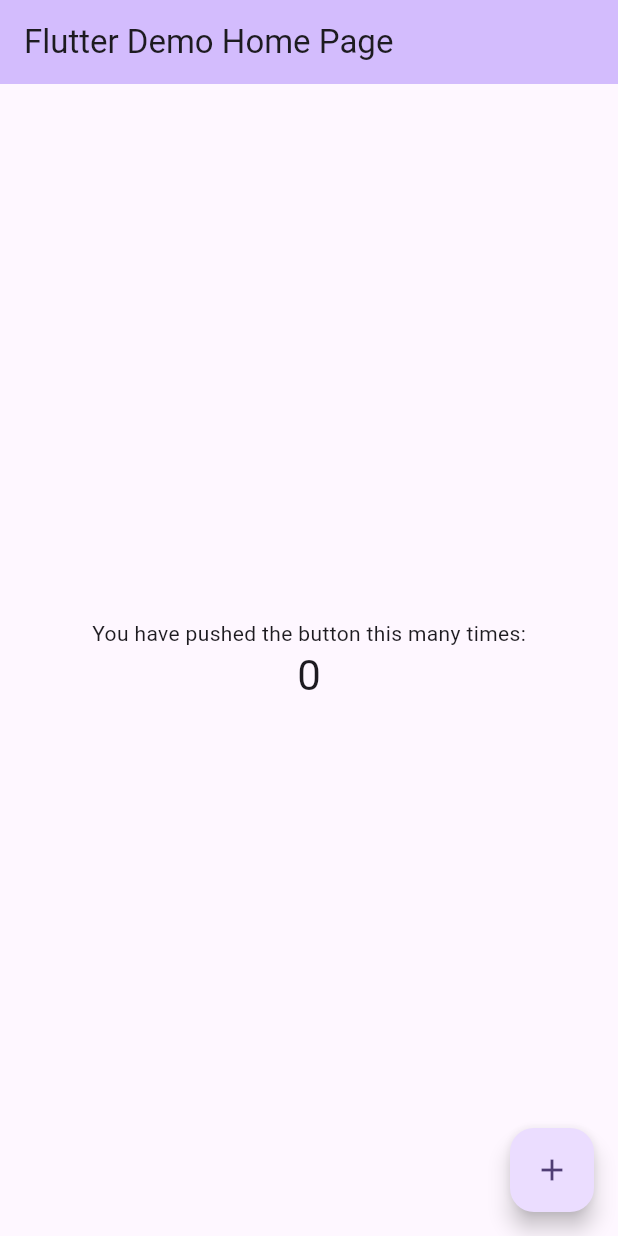
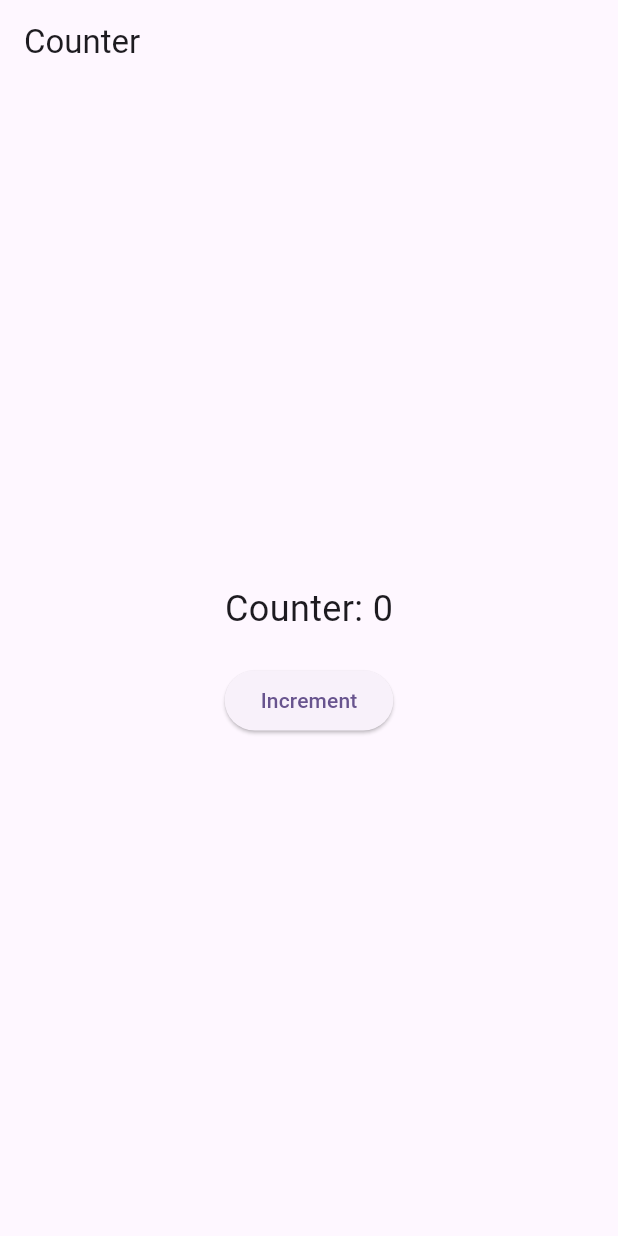
Before and after one commit to nikhilchowdary-yamani/counter_app, a Flutter app: the screen it shows after launch, on a phone screen of 412 x 824 dp. Run offline on Flutter 3.47's test engine with Material 3 defaults, Android fonts, the phone set to English and light mode, and no system bars.

Commit message:
Counter Implementation

```diff
--- a/lib/main.dart
+++ b/lib/main.dart
@@ -7,46 +7,21 @@ void main() {
 class MyApp extends StatelessWidget {
   const MyApp({super.key});
 
-  // This widget is the root of your application.
   @override
   Widget build(BuildContext context) {
     return MaterialApp(
-      title: 'Flutter Demo',
+      title: 'Counter App',
       theme: ThemeData(
-        // This is the theme of your application.
-        //
-        // TRY THIS: Try running your application with "flutter run". You'll see
-        // the application has a purple toolbar. Then, without quitting the app,
-        // try changing the seedColor in the colorScheme below to Colors.green
-        // and then invoke "hot reload" (save your changes or press the "hot
-        // reload" button in a Flutter-supported IDE, or press "r" if you used
-        // the command line to start the app).
-        //
-        // Notice that the counter didn't reset back to zero; the application
-        // state is not lost during the reload. To reset the state, use hot
-        // restart instead.
-        //
-        // This works for code too, not just values: Most code changes can be
-        // tested with just a hot reload.
         colorScheme: ColorScheme.fromSeed(seedColor: Colors.deepPurple),
         useMaterial3: true,
       ),
-      home: const MyHomePage(title: 'Flutter Demo Home Page'),
+      home: const MyHomePage(title: 'Counter'),
     );
   }
 }
 
 class MyHomePage extends StatefulWidget {
   const MyHomePage({super.key, required this.title});
-
-  // This widget is the home page of your application. It is stateful, meaning
-  // that it has a State object (defined below) that contains fields that affect
-  // how it looks.
-
-  // This class is the configuration for the state. It holds the values (in this
-  // case the title) provided by the parent (in this case the App widget) and
-  // used by the build method of the State. Fields in a Widget subclass are
-  // always marked "final".
 
   final String title;
 
@@ -59,67 +34,32 @@ class _MyHomePageState extends State<MyHomePage> {
 
   void _incrementCounter() {
     setState(() {
-      // This call to setState tells the Flutter framework that something has
-      // changed in this State, which causes it to rerun the build method below
-      // so that the display can reflect the updated values. If we changed
-      // _counter without calling setState(), then the build method would not be
-      // called again, and so nothing would appear to happen.
       _counter++;
     });
   }
 
   @override
   Widget build(BuildContext context) {
-    // This method is rerun every time setState is called, for instance as done
-    // by the _incrementCounter method above.
-    //
-    // The Flutter framework has been optimized to make rerunning build methods
-    // fast, so that you can just rebuild anything that needs updating rather
-    // than having to individually change instances of widgets.
     return Scaffold(
       appBar: AppBar(
-        // TRY THIS: Try changing the color here to a specific color (to
-        // Colors.amber, perhaps?) and trigger a hot reload to see the AppBar
-        // change color while the other colors stay the same.
-        backgroundColor: Theme.of(context).colorScheme.inversePrimary,
-        // Here we take the value from the MyHomePage object that was created by
-        // the App.build method, and use it to set our appbar title.
         title: Text(widget.title),
       ),
       body: Center(
-        // Center is a layout widget. It takes a single child and positions it
-        // in the middle of the parent.
         child: Column(
-          // Column is also a layout widget. It takes a list of children and
-          // arranges them vertically. By default, it sizes itself to fit its
-          // children horizontally, and tries to be as tall as its parent.
-          //
-          // Column has various properties to control how it sizes itself and
-          // how it positions its children. Here we use mainAxisAlignment to
-          // center the children vertically; the main axis here is the vertical
-          // axis because Columns are vertical (the cross axis would be
-          // horizontal).
-          //
-          // TRY THIS: Invoke "debug painting" (choose the "Toggle Debug Paint"
-          // action in the IDE, or press "p" in the console), to see the
-          // wireframe for each widget.
           mainAxisAlignment: MainAxisAlignment.center,
           children: <Widget>[
-            const Text(
-              'You have pushed the button this many times:',
+            Text(
+              'Counter: $_counter',
+              style: const TextStyle(fontSize: 24),
             ),
-            Text(
-              '$_counter',
-              style: Theme.of(context).textTheme.headlineMedium,
+            const SizedBox(height: 20),
+            ElevatedButton(
+              onPressed: _incrementCounter,
+              child: const Text('Increment'),
             ),
           ],
         ),
       ),
-      floatingActionButton: FloatingActionButton(
-        onPressed: _incrementCounter,
-        tooltip: 'Increment',
-        child: const Icon(Icons.add),
-      ), // This trailing comma makes auto-formatting nicer for build methods.
     );
   }
 }
```
